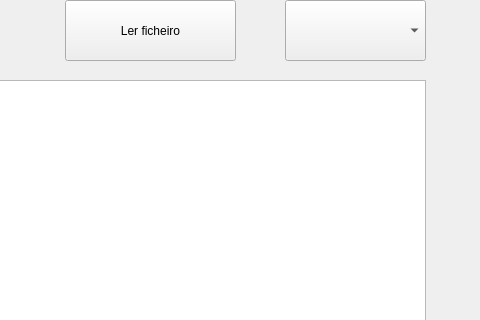
This is FSIPLeiria/mainwindow.ui in tatianascgil/Projeto_Informatico_Formula_Student_Barramento_CAN as Qt 5 draws it before an edit; both pictures show x 845 to 1325 and y 0 to 320 of the 1325 by 710 pixel window. The edited form follows.
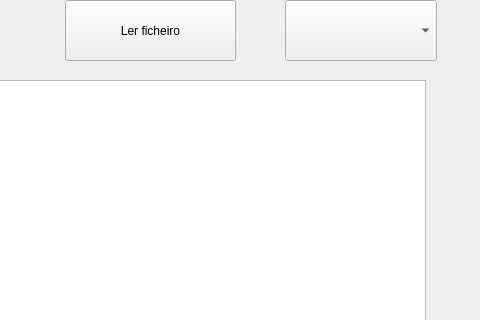
This is the edited form.

What changed in the file:
```diff
--- a/FSIPLeiria/mainwindow.ui
+++ b/FSIPLeiria/mainwindow.ui
@@ -70,7 +70,7 @@
      <rect>
       <x>1130</x>
       <y>0</y>
-      <width>141</width>
+      <width>152</width>
       <height>61</height>
      </rect>
     </property>
@@ -78,7 +78,8 @@
      <cursorShape>PointingHandCursor</cursorShape>
     </property>
     <property name="styleSheet">
-     <string notr="true">text-align:center</string>
+     <string notr="true">Qbuton{
+text-align:center}</string>
     </property>
     <property name="currentIndex">
      <number>-1</number>
```
Left out of the diff: 4 changed lines with no effect on the pictures.
